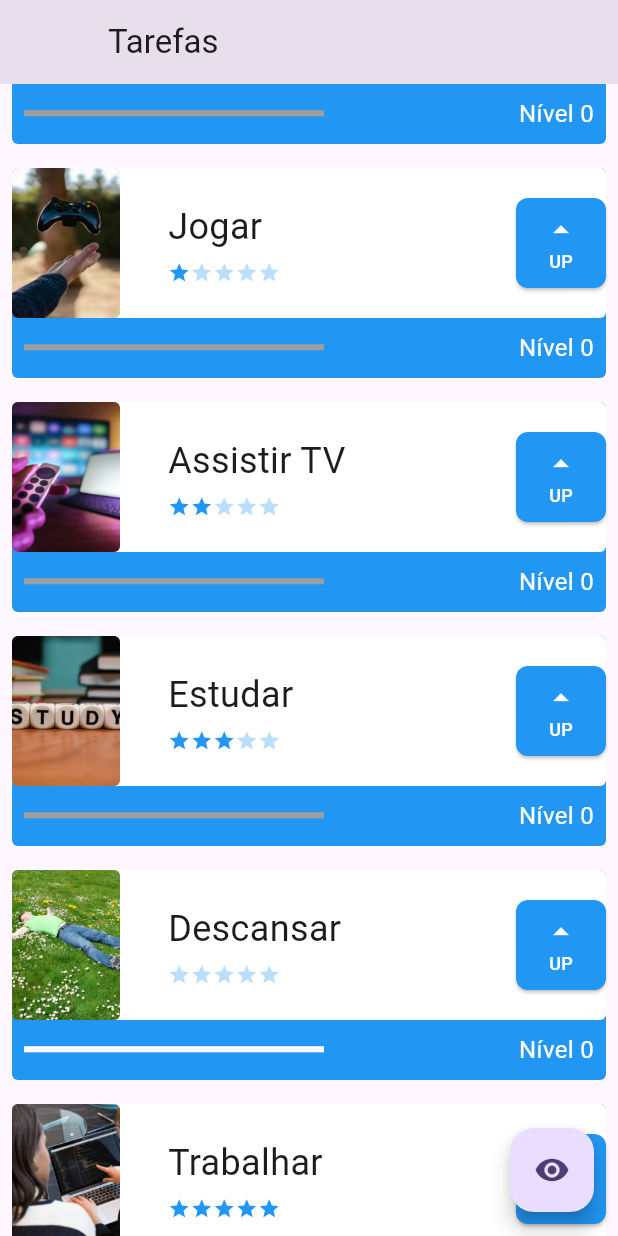
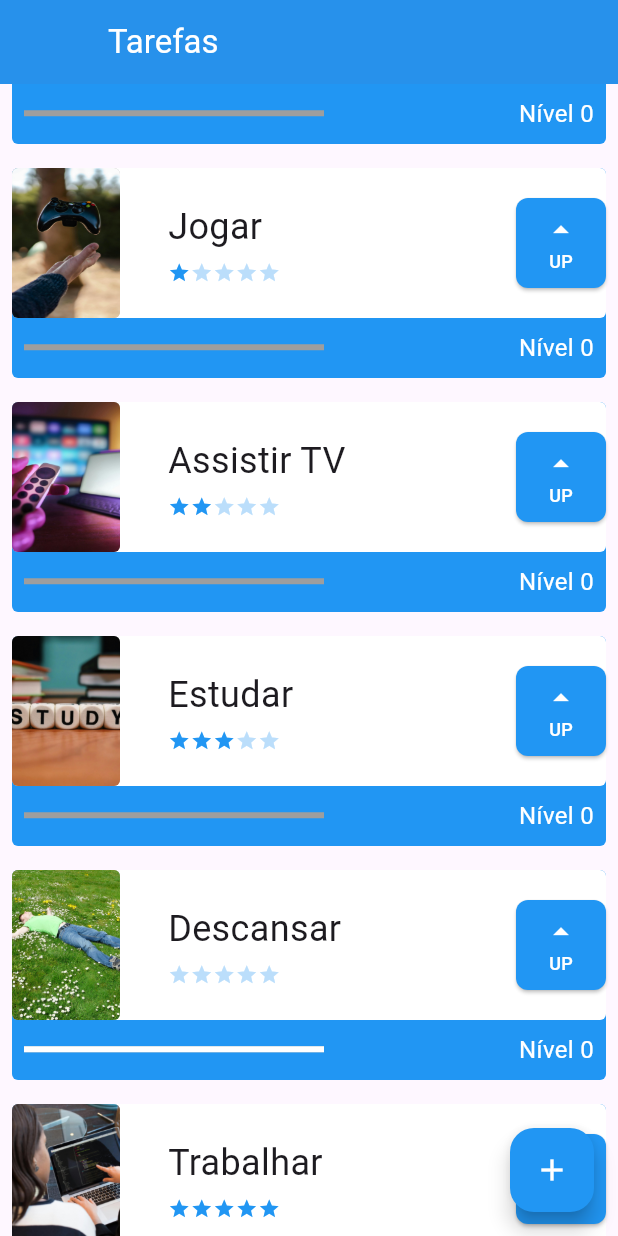
Before and after one commit to maxwelldantas/alura-projeto-flutter, a Flutter app: the InitialScreen screen opened directly, scrolled down 576 dp, on a phone screen of 412 x 824 dp. Run offline on Flutter 3.47's test engine with Material 3 defaults, Android fonts, the phone set to English and light mode, and no system bars; network calls fail.

Commit message:
Adicionada navegação entre telas

```diff
--- a/lib/main.dart
+++ b/lib/main.dart
@@ -1,4 +1,4 @@
-import 'package:alura_projeto_flutter/screens/form_screen.dart';
+import 'package:alura_projeto_flutter/screens/initial_screen.dart';
 import 'package:flutter/material.dart';
 
 void main() {
@@ -15,7 +15,7 @@ class MyApp extends StatelessWidget {
       theme: ThemeData(
         colorScheme: ColorScheme.fromSeed(seedColor: Colors.deepPurple),
       ),
-      home: const FormScreen(),
+      home: const InitialScreen(),
     );
   }
 }
--- a/lib/screens/initial_screen.dart
+++ b/lib/screens/initial_screen.dart
@@ -1,4 +1,5 @@
 import 'package:alura_projeto_flutter/components/task.dart' show Task;
+import 'package:alura_projeto_flutter/screens/form_screen.dart';
 import 'package:flutter/material.dart';
 
 class InitialScreen extends StatefulWidget {
@@ -9,16 +10,16 @@ class InitialScreen extends StatefulWidget {
 }
 
 class _InitialScreenState extends State<InitialScreen> {
-  bool opacidade = true;
 
   @override
   Widget build(BuildContext context) {
     return Scaffold(
-      appBar: AppBar(leading: Container(), title: Text('Tarefas')),
-      body: AnimatedOpacity(
-        opacity: opacidade ? 1 : 0,
-        duration: Duration(milliseconds: 800),
-        child: ListView(
+      appBar: AppBar(
+        leading: Container(),
+        title: Text('Tarefas', style: TextStyle(color: Colors.white)),
+        backgroundColor: Colors.blue,
+      ),
+      body: ListView(
         scrollDirection: Axis.vertical,
         children: [
           Task('Aprender Flutter', 'assets/images/dash.png', 3),
@@ -36,14 +37,15 @@ class _InitialScreenState extends State<InitialScreen> {
           Task('Trabalhar', 'assets/images/trabalhar.jpeg', 5),
         ],
       ),
-      ),
       floatingActionButton: FloatingActionButton(
         onPressed: () {
-          setState(() {
-            opacidade = !opacidade;
-          });
+          Navigator.push(
+            context,
+            MaterialPageRoute(builder: (context) => FormScreen()),
+          );
         },
-        child: Icon(Icons.remove_red_eye),
+        backgroundColor: Colors.blue,
+        child: Icon(Icons.add, color: Colors.white,),
       ),
     );
   }
```
Also changed, not shown: lib/screens/form_screen.dart (+15 -9 lines). Lines whose indentation alone changed are shown as unchanged.
